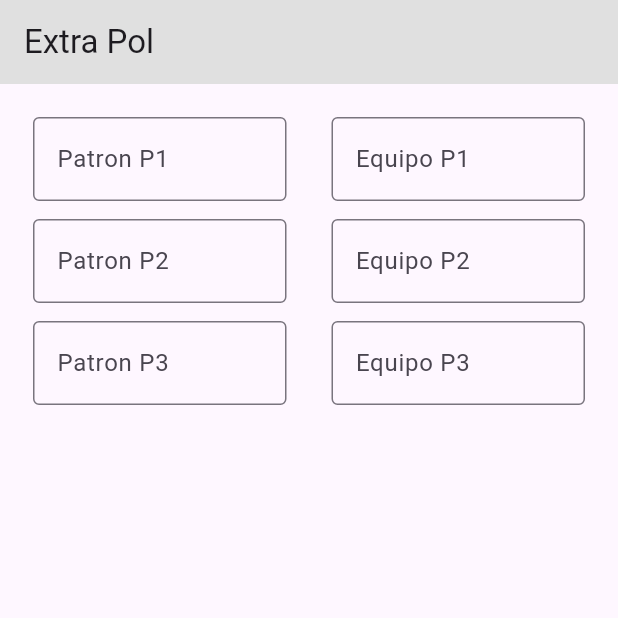
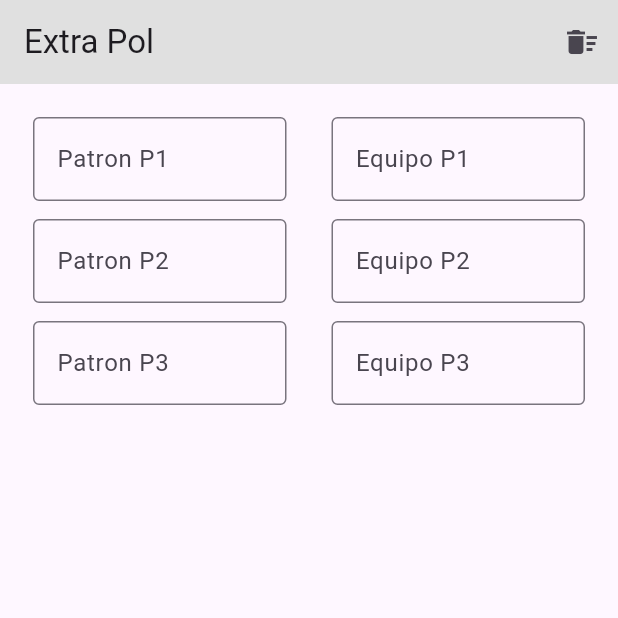
Before and after one commit to JorgeGonSan/flutter-extra_pol, a Flutter app: the screen it shows after launch, on a phone screen of 412 x 824 dp, the top half of it. Run offline on Flutter 3.47's test engine with Material 3 defaults, Android fonts, the phone set to English and light mode, and no system bars.

Commit message:
Añado icon para borrar todos los campos en el Appbar

```diff
--- a/lib/main.dart
+++ b/lib/main.dart
@@ -10,6 +10,6 @@ class MyApp extends StatelessWidget {
 
   @override
   Widget build(BuildContext context) {
-    return MaterialApp(home: HomeScreen());
+    return MaterialApp(debugShowCheckedModeBanner: false, home: HomeScreen());
   }
 }
--- a/lib/views/home_screen.dart
+++ b/lib/views/home_screen.dart
@@ -17,9 +17,17 @@ class _homeScreenState extends State<HomeScreen> {
       appBar: AppBar(
         title: Text("Extra Pol"),
         backgroundColor: Colors.grey[300],
+        actions: [
+          IconButton(
+            onPressed: viewModel.limpiarDatos,
+            icon: Icon(Icons.delete_sweep),
+            tooltip: "borrar campos",
+          ),
+        ],
       ),
       body: Padding(
         padding: const EdgeInsets.all(16.0),
+        child: SingleChildScrollView(
           child: Column(
             children: [
               for (int i = 0; i < viewModel.puntos.length; i++)
@@ -34,6 +42,7 @@ class _homeScreenState extends State<HomeScreen> {
             ],
           ),
         ),
+      ),
     );
   }
 
```
Also changed, not shown: lib/viewModels/home_view_model.dart (+11 -0 lines). Lines whose indentation alone changed are shown as unchanged.
